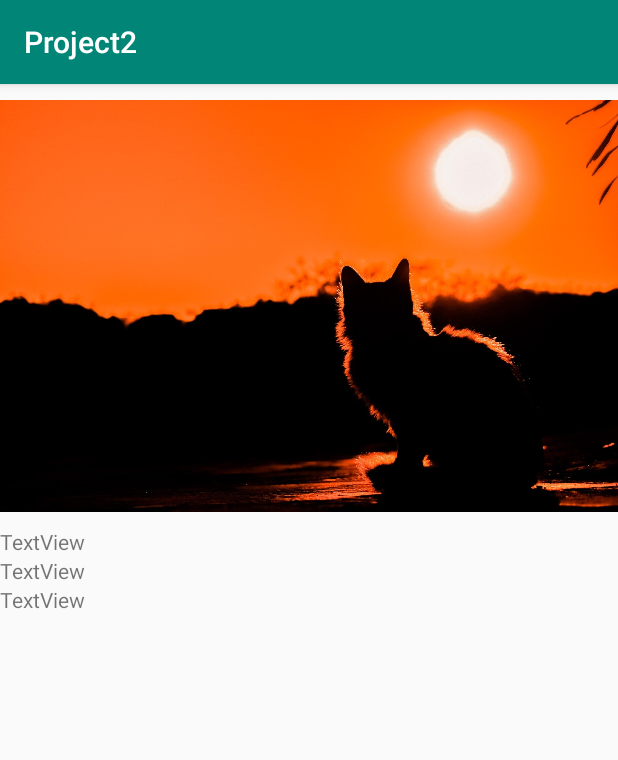
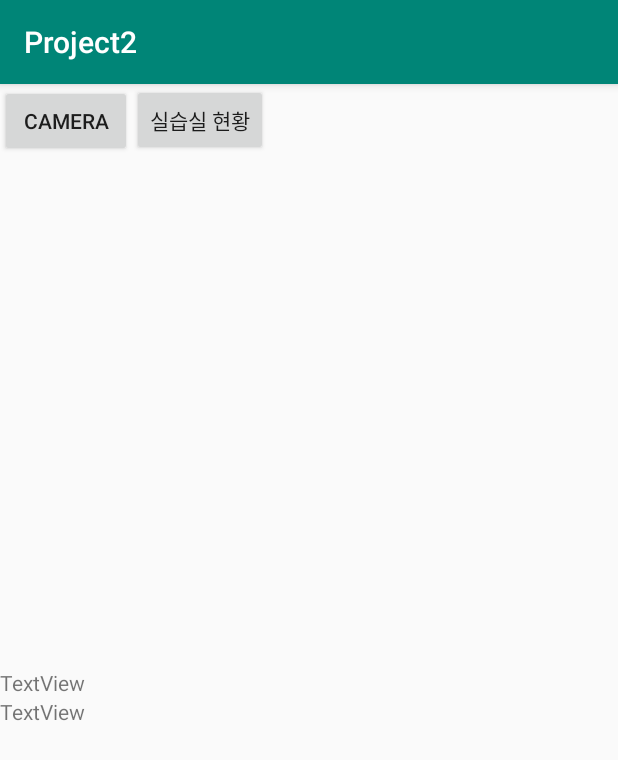
Before and after one commit to rooknpown/MadDress, an Android app: the screen it shows after launch (ImageActivity before the commit, CameraActivity after it), after a tap on "이미지", on a phone screen of 412 x 824 dp. Shown: the top 760 px of the screen. Run offline under Robolectric (Android 15) with nearby library versions, the phone set to English and light mode, and no system bars; libraries missing offline, so code that uses them is left out: com.facebook, com.facebook.login; 6 statements that could not run were skipped.

Commit message:
camera 버튼 구현

```diff
--- /dev/null
+++ b/app/src/main/java/com/example/facebooklogin03/CameraActivity.java
@@ -0,0 +1,116 @@
+package com.example.facebooklogin03;
+
+import android.Manifest;
+import android.app.Activity;
+import android.content.Intent;
+import android.content.pm.PackageManager;
+import android.content.pm.ResolveInfo;
+import android.graphics.Bitmap;
+import android.graphics.BitmapFactory;
+import android.graphics.Color;
+import android.graphics.drawable.BitmapDrawable;
+import android.net.Uri;
+import android.os.Bundle;
+import android.provider.MediaStore;
+import android.util.Log;
+import android.view.MotionEvent;
+import android.view.View;
+import android.widget.Button;
+import android.widget.ImageView;
+import android.widget.TextView;
+import android.widget.Toast;
+
+import androidx.appcompat.app.AppCompatActivity;
+import androidx.core.content.FileProvider;
+
+import java.io.File;
+import java.util.List;
+
+public class CameraActivity extends AppCompatActivity {
+    Button cameraButton;
+    ImageView imageView;
+    final int CAMERA_REQUEST_CODE = 1;
+    int x, y, Red, Blue, Green;
+    TextView colorView;
+    TextView colorView2;
+    int i=0;
+    Bitmap bitmap;
+
+
+    protected void onCreate(Bundle savedInstanceState) {
+        super.onCreate(savedInstanceState);
+        setContentView(R.layout.activity_camera);
+
+        cameraButton = findViewById(R.id.cameraButton);
+        imageView = findViewById(R.id.imageView);
+        colorView = findViewById(R.id.color);
+        colorView2 = findViewById(R.id.color2);
+
+
+        cameraButton.setOnClickListener(new View.OnClickListener(){
+
+            @Override
+            public void onClick(View v) {
+                if(IsCameraAvailable()){
+                    Intent intent = new Intent(MediaStore.ACTION_IMAGE_CAPTURE);
+                    startActivityForResult(intent, CAMERA_REQUEST_CODE);
+                }
+
+            }
+        });
+
+        imageView.setOnTouchListener(new View.OnTouchListener() {
+
+            @Override
+            public boolean onTouch(View v, MotionEvent event) {
+                x = (int) event.getX();
+                y = (int) event.getY();
+                Log.d("x와 y 좌표", "x: "+x+" y: "+y);
+                int width = v.getWidth();
+                int height = v.getHeight();
+                bitmap = ((BitmapDrawable)imageView.getDrawable()).getBitmap();
+                Bitmap resize_bitmap = Bitmap.createScaledBitmap(bitmap, width, height, true);
+//                int pixel = bitmap.getPixel(x,y);
+                int pixel = resize_bitmap.getPixel(x,y);
+
+
+                Red = Color.red(pixel);
+                Blue = Color.blue(pixel);
+                Green = Color.blue(pixel);
+                int rgb = Color.rgb(Red, Green, Blue);
+                if(i == 0) {
+                    colorView.setBackgroundColor(rgb);
+                    i++;
+                }else{
+                    colorView2.setBackgroundColor(rgb);
+                    i = 0;
+                }
+
+                return false;
+            }
+        });
+
+
+    }
+    @Override
+    protected void onActivityResult(int requestCode, int resultCode, Intent data) {
+        super.onActivityResult(requestCode, resultCode, data);
+        if (requestCode == CAMERA_REQUEST_CODE) {
+            Bundle bundle = data.getExtras();
+//            Bitmap bitmap = (Bitmap) bundle.get("data");
+            bitmap = (Bitmap) bundle.get("data");
+            imageView.setImageBitmap(bitmap);
+        }
+    }
+
+    //카메라 유무
+    public boolean IsCameraAvailable(){
+        PackageManager packageManager = getPackageManager();
+        Intent intent = new Intent(MediaStore.ACTION_IMAGE_CAPTURE);
+        List<ResolveInfo> list = packageManager.queryIntentActivities(intent, PackageManager.MATCH_DEFAULT_ONLY);
+        return list.size() > 0;
+    }
+
+
+
+}
--- a/app/src/main/java/com/example/facebooklogin03/ImageActivity.java
+++ b/app/src/main/java/com/example/facebooklogin03/ImageActivity.java
@@ -1,7 +1,6 @@
 package com.example.facebooklogin03;
 
 import android.graphics.Bitmap;
-import android.graphics.BitmapFactory;
 import android.graphics.Color;
 import android.graphics.drawable.BitmapDrawable;
 import android.os.Bundle;
@@ -28,16 +27,16 @@ public class ImageActivity extends AppCompatActivity {
         setContentView(R.layout.activity_image);
         imageView = findViewById(R.id.imageView);
         textView = findViewById(R.id.textView);
-        colorView = findViewById(R.id.colorView);
+        colorView = findViewById(R.id.color);
         colorView2 = findViewById(R.id.colorView2);
-//        bitmap = BitmapFactory.decodeResource(getResources(), R.drawable.image_12);
+
         imageView.setOnTouchListener(new View.OnTouchListener() {
 
             @Override
             public boolean onTouch(View v, MotionEvent event) {
                 x = (int) event.getX();
                 y = (int) event.getY();
-                Log.d("x와 y 좌표", "x:b "+x+" y: "+y);
+                Log.d("x와 y 좌표", "x: "+x+" y: "+y);
                 int width = v.getWidth();
                 int height = v.getHeight();
                 bitmap = ((BitmapDrawable)imageView.getDrawable()).getBitmap();
--- a/app/src/main/java/com/example/facebooklogin03/MainActivity.java
+++ b/app/src/main/java/com/example/facebooklogin03/MainActivity.java
@@ -42,7 +42,7 @@ public class MainActivity extends AppCompatActivity {
 
             @Override
             public void onClick(View v) {
-                Intent intent = new Intent(getApplicationContext(), ImageActivity.class);
+                Intent intent = new Intent(getApplicationContext(), CameraActivity.class);
                 startActivity(intent);
 
             }
--- /dev/null
+++ b/app/src/main/res/layout/activity_camera.xml
@@ -0,0 +1,41 @@
+<?xml version="1.0" encoding="utf-8"?>
+<LinearLayout xmlns:android="http://schemas.android.com/apk/res/android"
+    android:layout_width="match_parent"
+    android:layout_height="match_parent"
+    android:orientation="vertical">
+
+    <LinearLayout
+        android:layout_width="match_parent"
+        android:layout_height="wrap_content">
+
+        <Button
+            android:id="@+id/cameraButton"
+            android:layout_width="wrap_content"
+            android:layout_height="wrap_content"
+            android:text="camera" />
+
+        <Button
+            android:id="@+id/button3"
+            android:layout_width="wrap_content"
+            android:layout_height="wrap_content"
+            android:text="실습실 현황" />
+    </LinearLayout>
+
+    <ImageView
+        android:id="@+id/imageView"
+        android:layout_width="match_parent"
+        android:layout_height="341dp" />
+
+    <TextView
+        android:id="@+id/color"
+        android:layout_width="match_parent"
+        android:layout_height="wrap_content"
+        android:text="TextView" />
+
+    <TextView
+        android:id="@+id/color2"
+        android:layout_width="match_parent"
+        android:layout_height="wrap_content"
+        android:text="TextView" />
+
+</LinearLayout>
--- a/app/src/main/res/layout/activity_image.xml
+++ b/app/src/main/res/layout/activity_image.xml
@@ -16,7 +16,7 @@
         android:text="TextView" />
 
     <TextView
-        android:id="@+id/colorView"
+        android:id="@+id/color"
         android:layout_width="match_parent"
         android:layout_height="wrap_content"
         android:text="TextView" />
```
Also changed, not shown: app/src/main/AndroidManifest.xml (+7 -0 lines).
